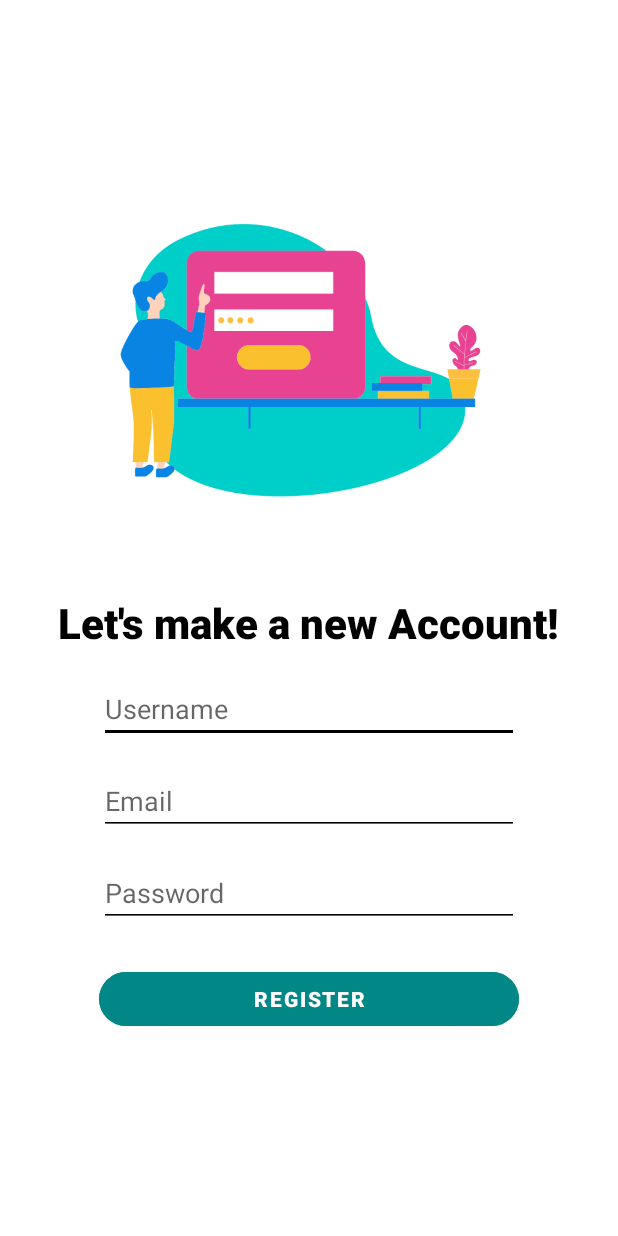
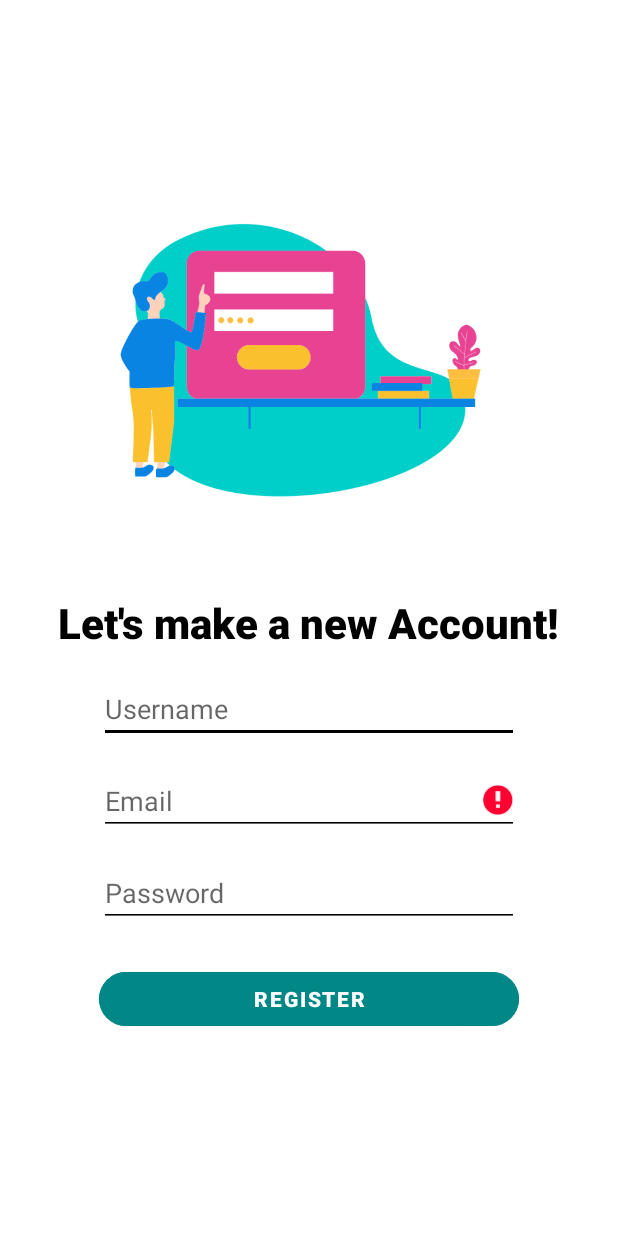
Before and after one commit to tsukifell/Dicory, an Android app: the RegisterActivity screen opened directly, with no data from a screen before it, after a tap on "REGISTER", on a phone screen of 412 x 824 dp. Run offline under Robolectric (Android 15) with nearby library versions, the phone set to English and light mode, and no system bars; network calls fail.

Commit message:
Refactor naming and giving customView

```diff
--- a/app/src/main/java/com/cepotdev/dicory/logic/helper/Utils.kt
+++ b/app/src/main/java/com/cepotdev/dicory/logic/helper/Utils.kt
@@ -8,6 +8,7 @@ import android.graphics.BitmapFactory
 import android.graphics.Matrix
 import android.net.Uri
 import android.os.Environment
+import android.util.Patterns
 import com.cepotdev.dicory.R
 import java.io.*
 import java.text.SimpleDateFormat
@@ -83,3 +84,8 @@ fun rotateFile(file: File, isBackCamera: Boolean = false) {
     val result = Bitmap.createBitmap(bitmap, 0, 0, bitmap.width, bitmap.height, matrix, true)
     result.compress(Bitmap.CompressFormat.JPEG, 100, FileOutputStream(file))
 }
+
+fun emailValidation(email: String): Boolean{
+    val emailPattern = Patterns.EMAIL_ADDRESS
+    return emailPattern.matcher(email).matches()
+}
--- a/app/src/main/java/com/cepotdev/dicory/ui/activity/RegisterActivity.kt
+++ b/app/src/main/java/com/cepotdev/dicory/ui/activity/RegisterActivity.kt
@@ -7,10 +7,11 @@ import android.util.Log
 import android.view.View
 import android.widget.Toast
 import androidx.lifecycle.ViewModelProvider
+import com.cepotdev.dicory.R
 import com.cepotdev.dicory.databinding.ActivityRegisterBinding
+import com.cepotdev.dicory.logic.helper.emailValidation
 import com.cepotdev.dicory.logic.model.UserRequest
 import com.cepotdev.dicory.ui.viewmodel.AuthViewModel
-import com.cepotdev.dicory.ui.viewmodel.RegisterViewModel
 import com.cepotdev.dicory.ui.viewmodel.ViewModelFactory
 
 class RegisterActivity : AppCompatActivity() {
@@ -34,23 +35,34 @@ class RegisterActivity : AppCompatActivity() {
         authViewModel.userResponse.observe(this) { userResponse ->
             Log.d("Readme", "before if: " + userResponse.error.toString())
             if (userResponse.error) {
-                Toast.makeText(this@RegisterActivity, "Email telah terpakai!", Toast.LENGTH_LONG)
+                Toast.makeText(
+                    this@RegisterActivity,
+                    getString(R.string.email_used),
+                    Toast.LENGTH_LONG
+                )
                     .show()
             } else {
                 val i = Intent(this, LoginActivity::class.java)
+                Toast.makeText(this, getString(R.string.ok_login), Toast.LENGTH_SHORT).show()
                 startActivity(i)
             }
             Log.d("Readme", userResponse.message)
         }
 
         binding.btnRegister.setOnClickListener {
-            val userData = UserRequest(
-                email = binding.tfLogin.text.toString(),
-                name = binding.tfUsername.text.toString(),
-                password = binding.tfPassword.text.toString()
-            )
+            val email = binding.tfRegisterEmail.text.toString()
 
-            authViewModel.userRegister(userData)
+            if (emailValidation(email)) {
+                val userData = UserRequest(
+                    email = binding.tfRegisterEmail.text.toString(),
+                    name = binding.tfRegisterName.text.toString(),
+                    password = binding.etRegisterPassword.text.toString()
+                )
+
+                authViewModel.userRegister(userData)
+            } else {
+                binding.tfRegisterEmail.error = getString(R.string.invalid_email)
+            }
 
             authViewModel.isLoading.observe(this) {
                 showLoading(it)
--- /dev/null
+++ b/app/src/main/java/com/cepotdev/dicory/ui/customview/PasswordEditText.kt
@@ -0,0 +1,46 @@
+package com.cepotdev.dicory.ui.customview
+
+import android.content.Context
+import android.graphics.Typeface
+import android.text.Editable
+import android.text.InputType
+import android.text.TextWatcher
+import android.util.AttributeSet
+import androidx.appcompat.widget.AppCompatEditText
+import com.cepotdev.dicory.R
+
+class PasswordEditText(context: Context, attrs: AttributeSet) : AppCompatEditText(context, attrs) {
+
+    private val minPasswordLength = 8
+    private var minLength: Int = minPasswordLength
+
+    init {
+        inputType = InputType.TYPE_CLASS_TEXT or InputType.TYPE_TEXT_VARIATION_PASSWORD
+
+        typeface = Typeface.create("sans-serif", Typeface.NORMAL)
+
+        attrs.let {
+            val typedArray = context.obtainStyledAttributes(it, R.styleable.PasswordEditText)
+            minLength = typedArray.getInt(R.styleable.PasswordEditText_minLength, minPasswordLength)
+            typedArray.recycle()
+        }
+
+        addTextChangedListener(object : TextWatcher {
+            override fun afterTextChanged(p0: Editable?) {
+                error = if ((p0?.length ?: 0) < minLength) {
+                    context.getString(R.string.password_err)
+                } else {
+                    null
+                }
+            }
+
+            override fun beforeTextChanged(p0: CharSequence?, p1: Int, p2: Int, p3: Int) {
+
+            }
+
+            override fun onTextChanged(p0: CharSequence?, p1: Int, p2: Int, p3: Int) {
+
+            }
+        })
+    }
+}
--- a/app/src/main/java/com/cepotdev/dicory/ui/viewmodel/AuthViewModel.kt
+++ b/app/src/main/java/com/cepotdev/dicory/ui/viewmodel/AuthViewModel.kt
@@ -52,7 +52,6 @@ class AuthViewModel(private val context: Context) : ViewModel() {
                 ) {
                     if (response.isSuccessful && response.body() != null) {
                         _loginResponse.postValue(response.body())
-                        // Save the user token in session manager
                         response.body()?.loginResult?.token?.let {
                             SessionManager(context).saveAuthToken(it)
                         }
@@ -73,7 +72,7 @@ class AuthViewModel(private val context: Context) : ViewModel() {
             })
     }
 
-    fun showStories() {
+    private fun showStories() {
         apiConfig.getApiService(context).getAllStories()
             .enqueue(object : Callback<StoriesResponse> {
                 override fun onResponse(
--- a/app/src/main/res/layout/activity_register.xml
+++ b/app/src/main/res/layout/activity_register.xml
@@ -39,7 +39,7 @@
             tools:visibility="visible" />
 
         <com.google.android.material.textfield.TextInputEditText
-            android:id="@+id/tf_username"
+            android:id="@+id/tf_register_name"
             android:layout_width="280dp"
             android:layout_height="wrap_content"
             android:layout_below="@id/tv_register"
@@ -49,20 +49,20 @@
             android:hint="@string/username" />
 
         <com.google.android.material.textfield.TextInputEditText
-            android:id="@+id/tf_login"
+            android:id="@+id/tf_register_email"
             android:layout_width="280dp"
             android:layout_height="wrap_content"
-            android:layout_below="@id/tf_username"
+            android:layout_below="@id/tf_register_name"
             android:layout_centerInParent="true"
             android:layout_marginTop="16dp"
             android:backgroundTint="@color/black"
             android:hint="@string/email" />
 
-        <com.google.android.material.textfield.TextInputEditText
-            android:id="@+id/tf_password"
+        <com.cepotdev.dicory.ui.customview.PasswordEditText
+            android:id="@+id/et_register_password"
             android:layout_width="280dp"
             android:layout_height="wrap_content"
-            android:layout_below="@id/tf_login"
+            android:layout_below="@id/tf_register_email"
             android:layout_centerInParent="true"
             android:layout_marginTop="16dp"
             android:backgroundTint="@color/black"
@@ -72,7 +72,7 @@
             android:id="@+id/btn_register"
             android:layout_width="280dp"
             android:layout_height="wrap_content"
-            android:layout_below="@id/tf_password"
+            android:layout_below="@id/et_register_password"
             android:layout_centerInParent="true"
             android:layout_marginTop="24dp"
             android:backgroundTint="@color/teal_700"
--- /dev/null
+++ b/app/src/main/res/values/attrs.xml
@@ -0,0 +1,6 @@
+<?xml version="1.0" encoding="utf-8"?>
+<resources>
+    <declare-styleable name="PasswordEditText">
+        <attr name="minLength" format="integer"/>
+    </declare-styleable>
+</resources>
--- a/app/src/main/res/values/strings.xml
+++ b/app/src/main/res/values/strings.xml
@@ -23,4 +23,9 @@
     <string name="image_placeholder">Image Placeholder</string>
     <string name="shutter">canera_shutter</string>
     <string name="switch_camera">switch_camera</string>
+    <string name="password_err">Password should be 8 characters or more!</string>
+    <string name="check_your_input">The email or password that you inputted is wrong!</string>
+    <string name="invalid_email">Invalid email address!</string>
+    <string name="email_used">Email is already used!</string>
+    <string name="ok_login">Please login with your email and password!</string>
 </resources>
```
Also changed, not shown: app/src/main/java/com/cepotdev/dicory/ui/activity/LoginActivity.kt (+15 -10 lines), app/src/main/res/layout/activity_login.xml (+5 -5 lines).
